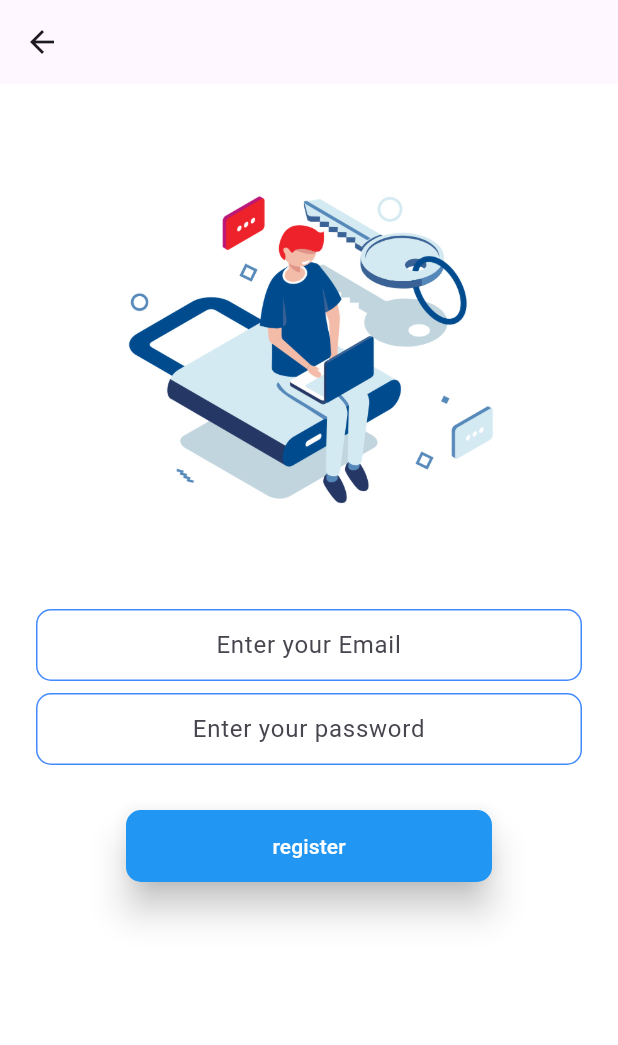
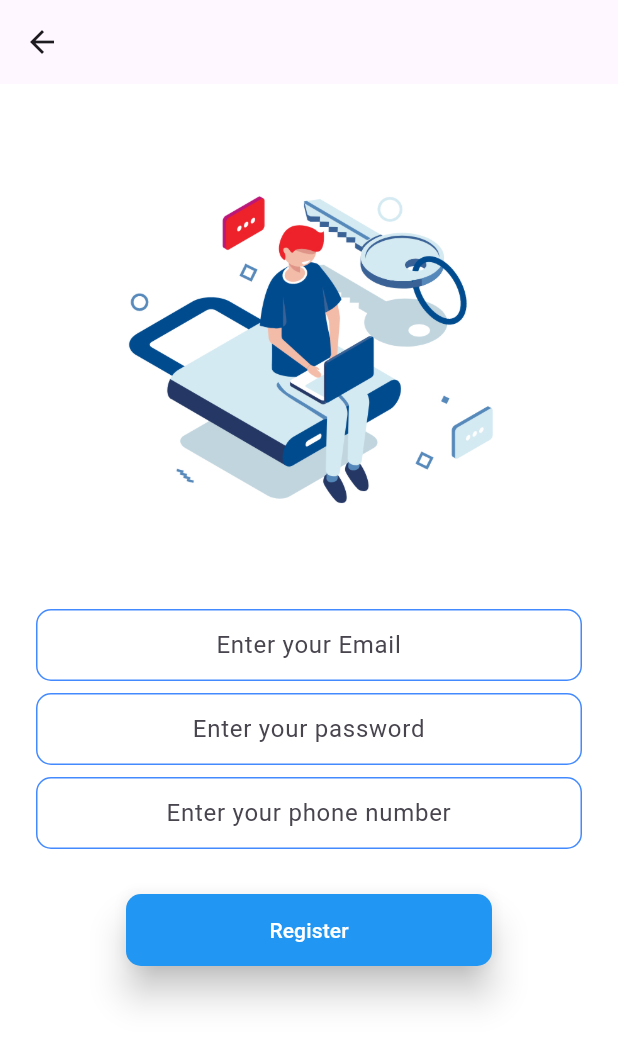
Before and after one commit to omarabdelftah83/e-commere, a Flutter app: the RegistrationScreen screen opened by its route, on a phone screen of 412 x 824 dp. Shown: the top 1045 px of the screen. Run offline on Flutter 3.47's test engine with Material 3 defaults, Android fonts, the phone set to English and light mode, and no system bars; drawn by our look-alikes of modal_progress_hud_nsn; our stand-ins replace cloud_firestore, firebase_auth, firebase_core, firebase_storage, flutter_credit_card, fluttertoast and 3 more; accounts and stored records are empty.

Commit message:
update update 22/7

```diff
--- /dev/null
+++ b/lib/firestore/fire_Store.dart
@@ -0,0 +1,40 @@
+import 'package:cloud_firestore/cloud_firestore.dart';
+
+class FireStoreUser {
+  final CollectionReference _userCollectionRef = FirebaseFirestore.instance.collection('Users');
+
+  Future<void> addUserToFireStore(UserModel userModel) async {
+    return await _userCollectionRef.doc(userModel.userId).set(userModel.toJson());
+  }
+}
+
+class UserModel {
+  String? userId;
+  String? email;
+  String? name;
+  String? pic;
+  String? phone;
+
+  UserModel({this.userId, this.email, this.name, this.pic, this.phone});
+
+  UserModel.fromJson(Map<dynamic, dynamic> map) {
+    if (map == null) {
+      return;
+    }
+    userId = map['userId'];
+    email = map['email'];
+    name = map['name'];
+    pic = map['pic'];
+    phone = map['phone'];
+  }
+
+  Map<String, dynamic> toJson() {
+    return {
+      'userId': userId,
+      'email': email,
+      'name': name,
+      'pic': pic,
+      'phone': phone,
+    };
+  }
+}
--- a/lib/main.dart
+++ b/lib/main.dart
@@ -1,66 +1,3 @@
-// import 'package:chats/app/control.dart';
-// import 'package:chats/app/routes.dart';
-// import 'package:firebase_auth/firebase_auth.dart';
-// import 'package:flutter/material.dart';
-// import 'package:firebase_core/firebase_core.dart';
-// import 'package:get/get.dart';
-// void main()async {
-//   WidgetsFlutterBinding.ensureInitialized();
-//    await Firebase.initializeApp();
-//   runApp( MyApp());
-// }
-//
-// class MyApp extends StatelessWidget {
-//
-//   final _auth = FirebaseAuth.instance;
-//   // This widget is the root of your application.
-//   @override
-//   Widget build(BuildContext context) {
-//     Get.put(HomeScreenController());
-//     return  MaterialApp(
-//       debugShowCheckedModeBanner: false,
-//       onGenerateRoute: RouteGenarator.getRoute,
-//       initialRoute: _auth.currentUser !=null ? Routes.HomeScreen : Routes.ComparePage,
-//      // initialRoute:Routes.ComparePage,
-//       title: 'Flutter Demo',
-//
-//     );
-//   }
-// }
-
-
-//
-//
-// import 'package:flutter/material.dart';
-// import 'package:chats/app/control.dart';
-// import 'package:chats/app/routes.dart';
-// import 'package:firebase_auth/firebase_auth.dart';
-// import 'package:firebase_core/firebase_core.dart';
-// import 'package:get/get.dart';
-//
-// void main() async {
-//   WidgetsFlutterBinding.ensureInitialized();
-//   await Firebase.initializeApp();
-//
-//   // Initialize and register HomeScreenController
-//   Get.put(HomeScreenController());
-//
-//   runApp(MyApp());
-// }
-//
-// class MyApp extends StatelessWidget {
-//   final _auth = FirebaseAuth.instance;
-//
-//   @override
-//   Widget build(BuildContext context) {
-//     return MaterialApp(
-//       debugShowCheckedModeBanner: false,
-//       onGenerateRoute: RouteGenarator.getRoute,
-//       initialRoute: _auth.currentUser != null ? Routes.HomeScreen : Routes.ComparePage,
-//       title: 'Flutter Demo',
-//     );
-//   }
-// }
 
 
 import 'package:firebase_auth/firebase_auth.dart';
@@ -79,7 +16,19 @@ void main() async {
   runApp(MyApp());
 }
 
-class MyApp extends StatelessWidget {
+
+
+
+
+class MyApp extends StatefulWidget {
+  MyApp._internall();     ///named constractor
+  static final MyApp _instance =MyApp._internall();  ///singelton or single instance
+  factory MyApp() => _instance;   ///factory
+  @override
+  State<MyApp> createState() => _MyAppState();
+}
+
+class _MyAppState extends State<MyApp> {
   final _auth = FirebaseAuth.instance;
 
   @override
@@ -92,7 +41,7 @@ class MyApp extends StatelessWidget {
       child: MaterialApp(
         debugShowCheckedModeBanner: false,
         onGenerateRoute: RouteGenarator.getRoute,
-        initialRoute: _auth.currentUser != null ? Routes.HomeScreen : Routes.ComparePage,
+        initialRoute: _auth.currentUser != null ? Routes.HomeScreen :  Routes.ComparePage,
         title: 'Flutter Demo',
       ),
     );
--- a/lib/pressention/screen/cart/dateils_body_cart.dart
+++ b/lib/pressention/screen/cart/dateils_body_cart.dart
@@ -60,7 +60,7 @@ class DetailsBodyCart extends StatelessWidget {
                     padding: const EdgeInsets.all(15.0),
                     child: Text(
                       product.title,
-                      style: Theme.of(context).textTheme.headline6,
+                    //  style: Theme.of(context).textTheme.headline6,
                     ),
                   ),
                   Row(
--- a/lib/pressention/screen/cart/dateils_screen_cart.dart
+++ b/lib/pressention/screen/cart/dateils_screen_cart.dart
@@ -38,7 +38,7 @@ AppBar detailsAppBar(BuildContext context) {
     centerTitle: false,
     title: Text(
       'رجوع',
-      style: Theme.of(context).textTheme.bodyText2,
+  //    style: Theme.of(context).textTheme.bodyText2,
     ),
   );
 }
--- a/lib/pressention/screen/dateils_screen.dart
+++ b/lib/pressention/screen/dateils_screen.dart
@@ -37,7 +37,6 @@ AppBar detailsAppBar(BuildContext context) {
     centerTitle: false,
     title: Text(
       'رجوع',
-      style: Theme.of(context).textTheme.bodyText2,
     ),
   );
 }
--- a/lib/pressention/screen/register.dart
+++ b/lib/pressention/screen/register.dart
@@ -1,7 +1,10 @@
 import 'package:chats/app/routes.dart';
+import 'package:chats/firestore/fire_Store.dart';
+import 'package:chats/register/domain/model/use_mosel.dart';
 import 'package:flutter/material.dart';
 import 'package:modal_progress_hud_nsn/modal_progress_hud_nsn.dart';
 import 'package:firebase_auth/firebase_auth.dart';
+import 'package:cloud_firestore/cloud_firestore.dart';
 
 import '../../widget/button.dart';
 
@@ -13,10 +16,12 @@ class RegistrationScreen extends StatefulWidget {
 }
 
 class _RegistrationScreenState extends State<RegistrationScreen> {
-  bool showSpinner =false;
+  bool showSpinner = false;
   final _auth = FirebaseAuth.instance;
+  final _firestore = FirebaseFirestore.instance;
   late String email;
-  late String pass;
+  late String password;
+  late String phoneNumber;
 
   @override
   Widget build(BuildContext context) {
@@ -26,7 +31,7 @@ class _RegistrationScreenState extends State<RegistrationScreen> {
       body: ModalProgressHUD(
         inAsyncCall: showSpinner,
         child: Padding(
-          padding:  EdgeInsets.symmetric(horizontal: 24,vertical: 50),
+          padding: EdgeInsets.symmetric(horizontal: 24, vertical: 50),
           child: SingleChildScrollView(
             child: Column(
               mainAxisAlignment: MainAxisAlignment.center,
@@ -34,8 +39,7 @@ class _RegistrationScreenState extends State<RegistrationScreen> {
               children: [
                 Container(
                   height: 250,
-                  child: Image.asset(
-                      'assets/images/Login.jpg'),
+                  child: Image.asset('assets/images/Login.jpg'),
                 ),
                 const SizedBox(height: 50),
                 TextField(
@@ -79,10 +83,49 @@ class _RegistrationScreenState extends State<RegistrationScreen> {
                 TextField(
                   textAlign: TextAlign.center,
                   onChanged: (value) {
-                    pass = value;
+                    password = value;
+                  },
+                  obscureText: true,
+                  decoration: const InputDecoration(
+                    hintText: 'Enter your password',
+                    contentPadding: EdgeInsets.symmetric(
+                      vertical: 10,
+                      horizontal: 20,
+                    ),
+                    border: OutlineInputBorder(
+                      borderRadius: BorderRadius.all(
+                        Radius.circular(10),
+                      ),
+                    ),
+                    enabledBorder: OutlineInputBorder(
+                      borderSide: BorderSide(
+                        color: Colors.blueAccent,
+                        width: 1,
+                      ),
+                      borderRadius: BorderRadius.all(
+                        Radius.circular(10),
+                      ),
+                    ),
+                    focusedBorder: OutlineInputBorder(
+                      borderSide: BorderSide(
+                        color: Colors.orangeAccent,
+                        width: 2,
+                      ),
+                      borderRadius: BorderRadius.all(
+                        Radius.circular(10),
+                      ),
+                    ),
+                  ),
+                ),
+                const SizedBox(height: 8),
+                TextField(
+                  keyboardType: TextInputType.phone,
+                  textAlign: TextAlign.center,
+                  onChanged: (value) {
+                    phoneNumber = value;
                   },
                   decoration: const InputDecoration(
-                    hintText: 'Enter your password',
+                    hintText: 'Enter your phone number',
                     contentPadding: EdgeInsets.symmetric(
                       vertical: 10,
                       horizontal: 20,
@@ -115,26 +158,44 @@ class _RegistrationScreenState extends State<RegistrationScreen> {
                 const SizedBox(height: 30),
                 MyButton(
                   color: Colors.blue!,
-                  title: 'register',
+                  title: 'Register',
                   onPressed: () async {
                     setState(() {
-                      showSpinner=true;
+                      showSpinner = true;
+                    });
+                    try {
+                      final newUser = await _auth.createUserWithEmailAndPassword(
+                        email: email,
+                        password: password,
+                      );
 
-                    });
-                    try{
-                      final newUser = await _auth.createUserWithEmailAndPassword(
-                          email: email, password: pass);
-                      // Navigator.pushReplacementNamed(context, Routes.chatScreen);
-                      Navigator.pushNamed(context, Routes.HomeScreen,arguments: newUser);
+                      // تخزين رقم الهاتف في Firestore
+                      UserModel userModel = UserModel(
+                        userId: newUser.user?.uid,
+                        email: newUser.user?.email,
+                        name: 'User Name', // تعديل الاسم حسب الحاجة
+                        pic: '',
+                        phone: phoneNumber,
+                      );
+                      await FireStoreUser().addUserToFireStore(userModel);
+
+                      Navigator.pushNamed(context, Routes.HomeScreen, arguments: newUser);
+                    } on FirebaseAuthException catch (e) {
+                      if (e.code == 'email-already-in-use') {
+                        print('The email address is already in use by another account.');
+                        // يمكنك عرض رسالة للمستخدم هنا باستخدام AlertDialog
+                      } else {
+                        print(e.message);
+                      }
+                    } catch (e) {
+                      print(e);
+                    } finally {
                       setState(() {
-                        showSpinner=false;
+                        showSpinner = false;
                       });
-                    }catch(e){
-                      print(e);
                     }
-
                   },
-                )
+                ),
               ],
             ),
           ),
--- a/lib/widget/payment_mycart_view/custom_button.dart
+++ b/lib/widget/payment_mycart_view/custom_button.dart
@@ -25,11 +25,7 @@ class CustomButton extends StatelessWidget {
       child: ElevatedButton(
           onPressed: onPressed,
           style: ElevatedButton.styleFrom(
-            primary: backgroundColor1,
-            // لون الخلفية للزر
-            onPrimary: backgroundColor2,
-            // لون النص على الزر
-            onSurface: textColor,
+            foregroundColor: backgroundColor2, backgroundColor: backgroundColor1, disabledForegroundColor: textColor.withOpacity(0.38), disabledBackgroundColor: textColor.withOpacity(0.12),
             // لون النص عند تمرير الماوس أو اللمس بالزر
             padding: const EdgeInsets.all(16),
             // هوامش داخلية للزر
--- a/lib/widget/product_cart.dart
+++ b/lib/widget/product_cart.dart
@@ -71,7 +71,7 @@ class ProductCart extends StatelessWidget {
                           horizontal: kDefaultPadding),
                       child: Text(
                         product.subTitle,
-                        style: Theme.of(context).textTheme.caption,
+                     //   style: Theme.of(context).textTheme.caption,
                       ),
                     ),
                     Spacer(),
```
Also changed, not shown: lib/widget/dateils_body.dart (+5 -5 lines), lib/widget/eleveted_button.dart (+4 -7 lines), lib/register/domain/model/use_mosel.dart (added), pubspec.lock, 1 other file.
